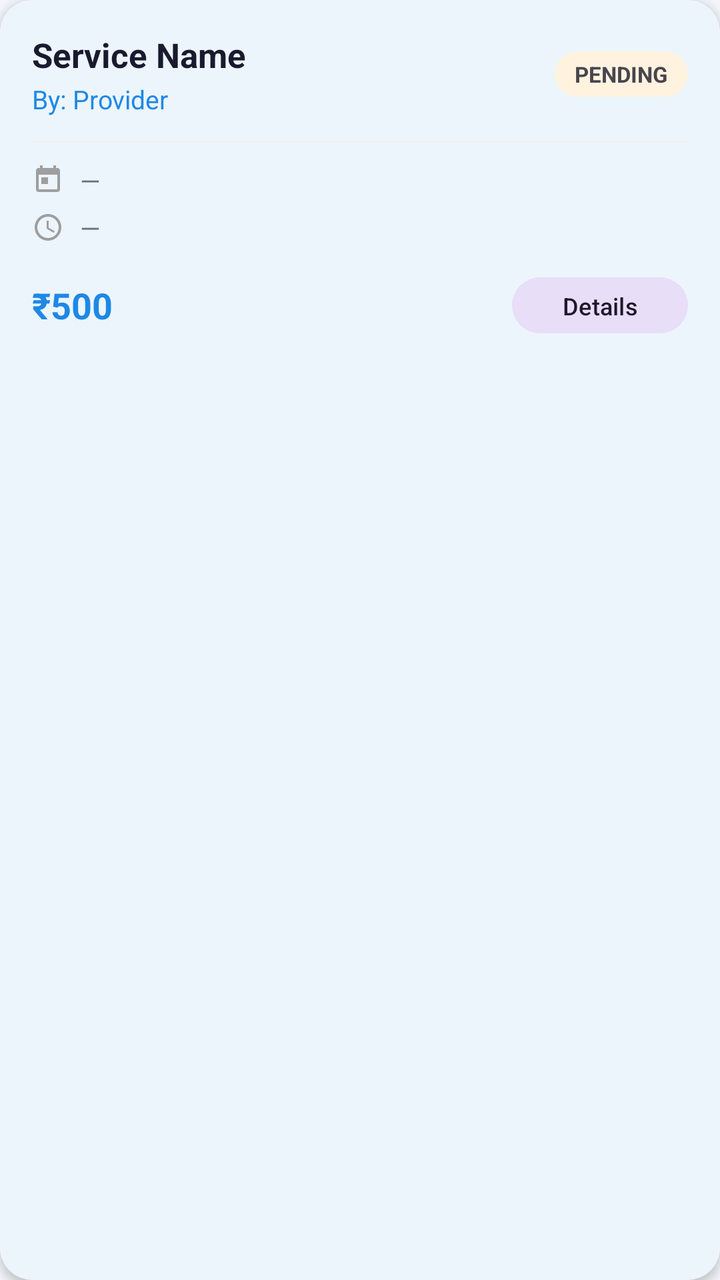
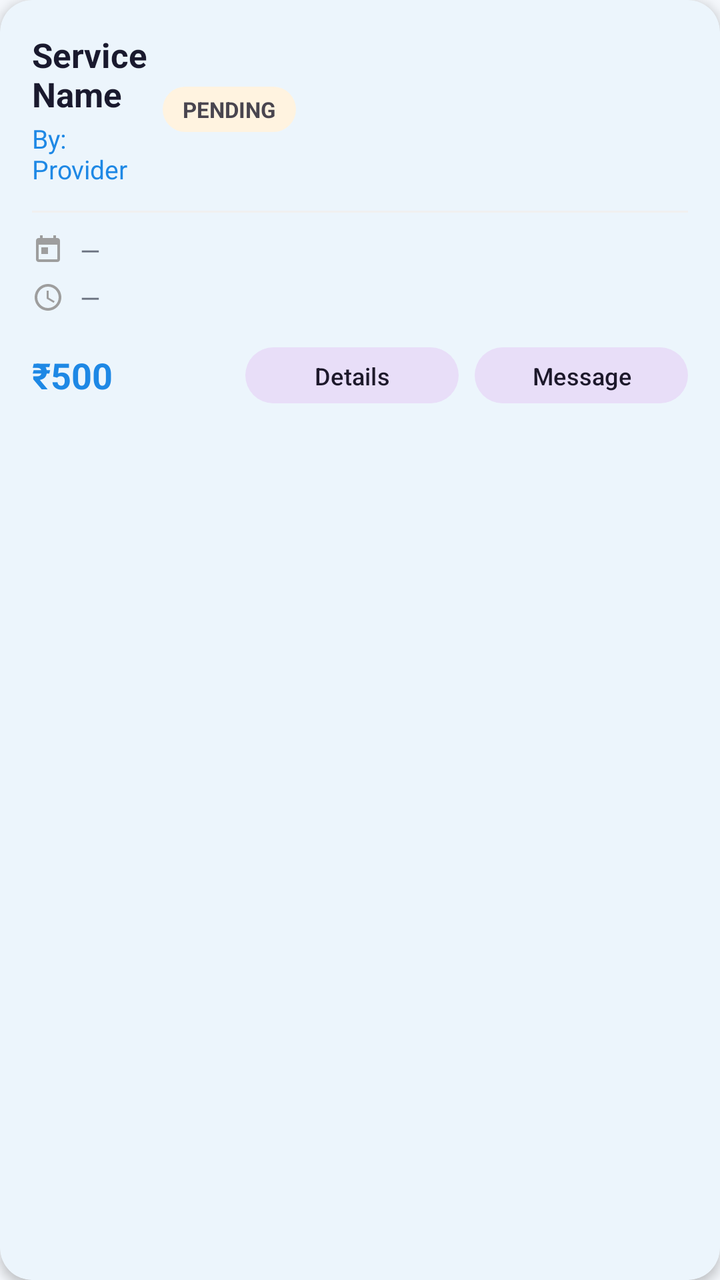

Two renders of the same Android screen: before a commit and after it. Below are the layout's source before the change and the commit's diff.
<!-- AndroidManifest.xml: application theme Theme.QuickFix -->
<!-- res/layout/item_user_booking_card.xml -->
<?xml version="1.0" encoding="utf-8"?>
<com.google.android.material.card.MaterialCardView
    xmlns:android="http://schemas.android.com/apk/res/android"
    xmlns:app="http://schemas.android.com/apk/res-auto"
    android:id="@+id/cardBooking"
    android:layout_width="match_parent"
    android:layout_height="wrap_content"
    android:layout_marginStart="16dp"
    android:layout_marginEnd="16dp"
    android:layout_marginTop="8dp"
    android:layout_marginBottom="4dp"
    app:cardCornerRadius="16dp"
    app:cardElevation="3dp"
    app:strokeWidth="0dp">

    <LinearLayout
        android:layout_width="match_parent"
        android:layout_height="wrap_content"
        android:orientation="vertical"
        android:padding="16dp">

        
        <LinearLayout
            android:layout_width="match_parent"
            android:layout_height="wrap_content"
            android:orientation="horizontal"
            android:gravity="center_vertical">

            <LinearLayout
                android:layout_width="0dp"
                android:layout_height="wrap_content"
                android:layout_weight="1"
                android:orientation="vertical">

                <TextView
                    android:id="@+id/tvServiceName"
                    android:layout_width="wrap_content"
                    android:layout_height="wrap_content"
                    android:text="Service Name"
                    android:textColor="@color/text_primary"
                    android:textSize="17sp"
                    android:textStyle="bold" />

                <TextView
                    android:id="@+id/tvProviderName"
                    android:layout_width="wrap_content"
                    android:layout_height="wrap_content"
                    android:layout_marginTop="2dp"
                    android:text="By: Provider"
                    android:textColor="@color/primary"
                    android:textSize="13sp" />
            </LinearLayout>

            <TextView
                android:id="@+id/tvStatus"
                android:layout_width="wrap_content"
                android:layout_height="wrap_content"
                android:paddingStart="10dp"
                android:paddingEnd="10dp"
                android:paddingTop="4dp"
                android:paddingBottom="4dp"
                android:text="PENDING"
                android:textSize="11sp"
                android:textStyle="bold"
                android:background="@drawable/badge_pending" />
        </LinearLayout>

        
        <View
            android:layout_width="match_parent"
            android:layout_height="1dp"
            android:layout_marginTop="12dp"
            android:layout_marginBottom="10dp"
            android:background="#F0F0F0" />

        
        <LinearLayout
            android:layout_width="match_parent"
            android:layout_height="wrap_content"
            android:orientation="horizontal"
            android:gravity="center_vertical"
            android:layout_marginBottom="6dp">
            <ImageView
                android:layout_width="16dp"
                android:layout_height="16dp"
                android:src="@drawable/ic_calendar"
                app:tint="#9E9E9E"
                android:contentDescription="Date" />
            <TextView
                android:id="@+id/tvDateTime"
                android:layout_width="wrap_content"
                android:layout_height="wrap_content"
                android:layout_marginStart="8dp"
                android:text="—"
                android:textColor="@color/text_secondary"
                android:textSize="13sp" />
        </LinearLayout>

        
        <LinearLayout
            android:layout_width="match_parent"
            android:layout_height="wrap_content"
            android:orientation="horizontal"
            android:gravity="center_vertical"
            android:layout_marginBottom="12dp">
            <ImageView
                android:layout_width="16dp"
                android:layout_height="16dp"
                android:src="@drawable/ic_location"
                app:tint="#9E9E9E"
                android:contentDescription="Address" />
            <TextView
                android:id="@+id/tvAddress"
                android:layout_width="0dp"
                android:layout_height="wrap_content"
                android:layout_weight="1"
                android:layout_marginStart="8dp"
                android:text="—"
                android:textColor="@color/text_secondary"
                android:textSize="13sp"
                android:maxLines="2"
                android:ellipsize="end" />
        </LinearLayout>

        
        <LinearLayout
            android:layout_width="match_parent"
            android:layout_height="wrap_content"
            android:orientation="horizontal"
            android:gravity="center_vertical">

            <TextView
                android:id="@+id/tvPrice"
                android:layout_width="0dp"
                android:layout_height="wrap_content"
                android:layout_weight="1"
                android:text="₹500"
                android:textColor="@color/primary"
                android:textSize="18sp"
                android:textStyle="bold" />

            <com.google.android.material.button.MaterialButton
                android:id="@+id/btnCancel"
                style="@style/Widget.Material3.Button.OutlinedButton"
                android:layout_width="wrap_content"
                android:layout_height="36dp"
                android:text="Cancel"
                android:textSize="12sp"
                app:strokeColor="#D32F2F"
                android:textColor="#D32F2F"
                android:layout_marginEnd="8dp"
                android:visibility="gone" />

            <com.google.android.material.button.MaterialButton
                android:id="@+id/btnReview"
                style="@style/Widget.Material3.Button.OutlinedButton"
                android:layout_width="wrap_content"
                android:layout_height="36dp"
                android:layout_marginEnd="8dp"
                android:text="@string/review_write_button"
                android:textSize="12sp"
                android:visibility="gone" />

            <com.google.android.material.button.MaterialButton
                android:id="@+id/btnPayNow"
                style="@style/Widget.Material3.Button.TonalButton"
                android:layout_width="wrap_content"
                android:layout_height="36dp"
                android:layout_marginEnd="8dp"
                android:text="Pay Now"
                android:textSize="12sp"
                android:visibility="gone" />

            <com.google.android.material.button.MaterialButton
                android:id="@+id/btnViewDetails"
                style="@style/Widget.Material3.Button.TonalButton"
                android:layout_width="wrap_content"
                android:layout_height="36dp"
                android:text="Details"
                android:textSize="12sp" />
        </LinearLayout>

        <TextView
            android:id="@+id/tvReviewSummary"
            android:layout_width="match_parent"
            android:layout_height="wrap_content"
            android:layout_marginTop="8dp"
            android:textColor="@color/text_secondary"
            android:textSize="12sp"
            android:maxLines="2"
            android:ellipsize="end"
            android:visibility="gone"
            android:text="@string/review_rate_experience" />

    </LinearLayout>
</com.google.android.material.card.MaterialCardView>
<!-- resources referenced by this layout -->
<resources>
  <color name="primary">#1E88E5</color>
  <color name="text_primary">#1A1A2E</color>
  <color name="text_secondary">#6B7280</color>
  <!-- drawable badge_pending (drawable) -->
  ﻿<?xml version="1.0" encoding="utf-8"?>
  <shape xmlns:android="http://schemas.android.com/apk/res/android">
      <solid android:color="#FFF3E0" />
      <corners android:radius="16dp" />
  </shape>
  <!-- drawable ic_calendar (drawable) -->
  <?xml version="1.0" encoding="utf-8"?>
  <vector xmlns:android="http://schemas.android.com/apk/res/android"
      android:width="24dp"
      android:height="24dp"
      android:viewportWidth="24"
      android:viewportHeight="24">
      <path
          android:fillColor="#666666"
          android:pathData="M19,3h-1V1h-2v2H8V1H6v2H5C3.89,3 3.01,3.9 3.01,5L3,19c0,1.1 0.89,2 2,2h14c1.1,0 2,-0.9 2,-2V5C21,3.9 20.1,3 19,3zM19,19H5V8h14V19zM7,10h5v5H7V10z"/>
  </vector>
  <!-- drawable ic_location (drawable) -->
  <?xml version="1.0" encoding="utf-8"?>
  <vector xmlns:android="http://schemas.android.com/apk/res/android"
      android:width="24dp"
      android:height="24dp"
      android:viewportWidth="24"
      android:viewportHeight="24">
      <path
          android:fillColor="#666666"
          android:pathData="M12,2C6.48,2 2,6.48 2,12s4.48,10 10,10 10,-4.48 10,-10S17.52,2 12,2zM12,20c-4.42,0 -8,-3.58 -8,-8s3.58,-8 8,-8 8,3.58 8,8 -3.58,8 -8,8zM12.5,7H11v6l5.25,3.15 0.75,-1.23 -4.5,-2.67z"/>
  </vector>
  <string name="review_rate_experience" translatable="false">Rate your experience</string>
  <string name="review_write_button" translatable="false">Write Review</string>
  <style name="Theme.QuickFix" parent="Base.Theme.QuickFix" />
  <color name="primary_dark">#1565C0</color>
  <color name="accent_green">#43A047</color>
  <color name="screen_background">#F4F7FB</color>
  <color name="card_bg">#FFFFFF</color>
  <color name="surface_variant">#F5F7FA</color>
  <color name="divider">#E5E7EB</color>
  <style name="Theme.QuickFix.AdminDialog" parent="ThemeOverlay.Material3.MaterialAlertDialog">
          <item name="colorSurface">@color/card_bg</item>
          <item name="colorOnSurface">@color/text_primary</item>
          <item name="colorOutline">@color/divider</item>
      </style>
  <style name="Theme.QuickFix.BottomSheet" parent="ThemeOverlay.Material3.BottomSheetDialog">
          <item name="colorSurface">@color/card_bg</item>
          <item name="colorOnSurface">@color/text_primary</item>
          <item name="android:colorBackground">@color/card_bg</item>
      </style>
  <style name="Widget.QuickFix.Button" parent="Widget.Material3.Button">
          <item name="backgroundTint">@color/primary</item>
          <item name="android:textColor">@color/white</item>
      </style>
  <style name="Widget.QuickFix.Chip.Filter" parent="Widget.Material3.Chip.Filter">
          <item name="chipBackgroundColor">@color/surface_variant</item>
          <item name="android:textColor">@color/text_primary</item>
          <item name="checkedIconTint">@color/primary</item>
      </style>
  <style name="Widget.QuickFix.TextInputLayout" parent="Widget.Material3.TextInputLayout.OutlinedBox">
          <item name="boxBackgroundColor">@color/input_background</item>
          <item name="boxStrokeColor">@color/input_stroke</item>
          <item name="boxStrokeErrorColor">@color/error_red</item>
          <item name="hintTextColor">@color/input_hint</item>
          <item name="startIconTint">@color/input_icon</item>
          <item name="endIconTint">@color/input_icon</item>
          <item name="boxStrokeWidthFocused">2dp</item>
      </style>
  <color name="white">#FFFFFFFF</color>
  <color name="input_background">#FFFFFF</color>
  <color name="input_stroke">#1E88E5</color>
  <color name="error_red">#D32F2F</color>
  <color name="input_hint">#6B7280</color>
  <color name="input_icon">#455A64</color>
  <!-- unchanged entries left out for length: 1 -->
</resources>

<!-- the commit's change to res/layout/item_user_booking_card.xml (unified diff, before → after) -->
@@ -24,7 +24,8 @@
             android:layout_width="match_parent"
             android:layout_height="wrap_content"
             android:orientation="horizontal"
-            android:gravity="center_vertical">
+            android:gravity="center_vertical"
+            android:weightSum="4">
 
             <LinearLayout
                 android:layout_width="0dp"
@@ -142,8 +143,9 @@
             <com.google.android.material.button.MaterialButton
                 android:id="@+id/btnCancel"
                 style="@style/Widget.Material3.Button.OutlinedButton"
-                android:layout_width="wrap_content"
-                android:layout_height="36dp"
+                android:layout_width="0dp"
+                android:layout_height="36dp"
+                android:layout_weight="1"
                 android:text="Cancel"
                 android:textSize="12sp"
                 app:strokeColor="#D32F2F"
@@ -154,8 +156,9 @@
             <com.google.android.material.button.MaterialButton
                 android:id="@+id/btnReview"
                 style="@style/Widget.Material3.Button.OutlinedButton"
-                android:layout_width="wrap_content"
-                android:layout_height="36dp"
+                android:layout_width="0dp"
+                android:layout_height="36dp"
+                android:layout_weight="1"
                 android:layout_marginEnd="8dp"
                 android:text="@string/review_write_button"
                 android:textSize="12sp"
@@ -164,8 +167,9 @@
             <com.google.android.material.button.MaterialButton
                 android:id="@+id/btnPayNow"
                 style="@style/Widget.Material3.Button.TonalButton"
-                android:layout_width="wrap_content"
-                android:layout_height="36dp"
+                android:layout_width="0dp"
+                android:layout_height="36dp"
+                android:layout_weight="1"
                 android:layout_marginEnd="8dp"
                 android:text="Pay Now"
                 android:textSize="12sp"
@@ -174,9 +178,20 @@
             <com.google.android.material.button.MaterialButton
                 android:id="@+id/btnViewDetails"
                 style="@style/Widget.Material3.Button.TonalButton"
-                android:layout_width="wrap_content"
-                android:layout_height="36dp"
+                android:layout_width="0dp"
+                android:layout_height="36dp"
+                android:layout_weight="1"
+                android:layout_marginEnd="8dp"
                 android:text="Details"
+                android:textSize="12sp" />
+
+            <com.google.android.material.button.MaterialButton
+                android:id="@+id/btnMessage"
+                style="@style/Widget.Material3.Button.TonalButton"
+                android:layout_width="0dp"
+                android:layout_height="36dp"
+                android:layout_weight="1"
+                android:text="Message"
                 android:textSize="12sp" />
         </LinearLayout>
 
